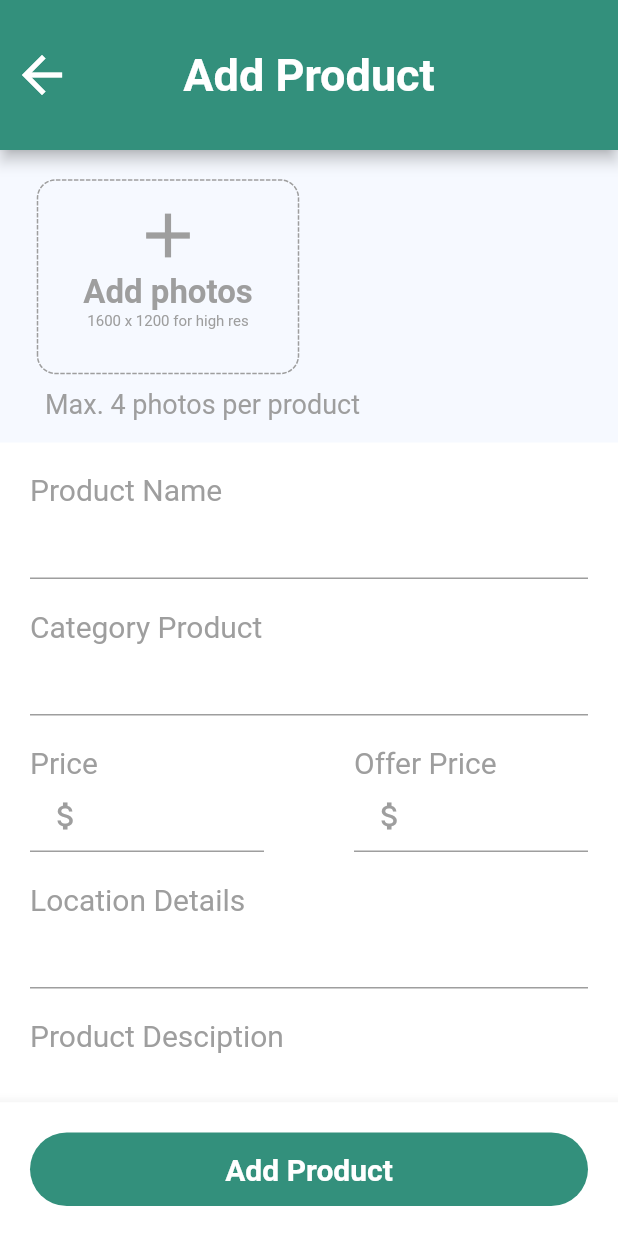
After one commit to zZHuuZz/frontend-shopbee, a Flutter app: the AddProductPage screen opened by its route, on a phone screen of 412 x 824 dp. The commit adds this screen. Run offline on Flutter 3.47's test engine with Material 2 defaults, Android fonts, the phone set to English and light mode, and no system bars; drawn by our look-alikes of dotted_border.

Commit message:
[ADD] AddProductPage

```diff
--- a/lib/main.dart
+++ b/lib/main.dart
@@ -1,5 +1,6 @@
 import 'package:flutter/material.dart';
-//import 'package:shopbee/pages/MainPage.dart';
+import 'package:shopbee/pages/MainPage.dart';
+import 'pages/AddProductPage.dart';
 import 'pages/ForgotPasswordPage.dart';
 import 'pages/LoginPage.dart';
 import 'pages/SignUpPage.dart';
@@ -20,7 +21,8 @@ class MyApp extends StatelessWidget {
         "SignUpPage": (context) => SignUpPage(),
         "ForgotPasswordPage": (context) => ForgotPasswordPage(),
         "TermsAndConditionsPage": (context) => TermsAndConditionsPage(),
-        //"MainPage": (context) => MainPage(),
+        "MainPage": (context) => MainPage(),
+        "AddProductPage": (context) => AddProductPage(),
       },
     );
   }
--- /dev/null
+++ b/lib/pages/AddProductPage.dart
@@ -0,0 +1,539 @@
+import 'package:dotted_border/dotted_border.dart';
+import 'package:flutter/material.dart';
+
+class AddProductPage extends StatefulWidget {
+  @override
+  State<AddProductPage> createState() => _AddProductState();
+}
+
+class _AddProductState extends State<AddProductPage> {
+  final productNameController = TextEditingController();
+  final categoryProductController = TextEditingController();
+  final priceController = TextEditingController();
+  final offerPriceController = TextEditingController();
+  final locationDetailsController = TextEditingController();
+  final productDescriptionController = TextEditingController();
+  final priceTypeController = TextEditingController();
+  final additionalDetailsController = TextEditingController();
+  int photoController = 0;
+
+  @override
+  Widget build(BuildContext context) {
+    return Scaffold(
+      appBar: AppBar(
+        toolbarHeight: 100,
+        backgroundColor: Color(0xFF33907C),
+        title: Text(
+          'Add Product',
+          style: TextStyle(
+            fontWeight: FontWeight.bold,
+            fontSize: 30,
+          ),
+        ),
+        centerTitle: true,
+        leading: IconButton(
+          icon: Icon(
+            Icons.arrow_back,
+            size: 40,
+          ),
+          onPressed: () {
+            Navigator.of(context).pop();
+          },
+        ),
+      ),
+      body: Column(
+        children: [
+          Container(
+            padding: EdgeInsets.symmetric(
+              horizontal: 15,
+              vertical: 15,
+            ),
+            width: MediaQuery.of(context).size.width,
+            color: Color(0xFFF6F9FF),
+            child: Column(
+              children: [
+                Align(
+                  alignment: Alignment.bottomLeft,
+                  child: SingleChildScrollView(
+                    scrollDirection: Axis.horizontal,
+                    child: Row(
+                      children: [
+                        Padding(
+                          padding:
+                              EdgeInsets.symmetric(horizontal: 10, vertical: 5),
+                          child: InkWell(
+                            onTap: () {
+                              setState(() {
+                                if (photoController < 4) photoController++;
+                              });
+                            },
+                            child: DottedBorder(
+                              color: Colors.grey,
+                              borderType: BorderType.RRect,
+                              radius: Radius.circular(12),
+                              padding: EdgeInsets.all(12),
+                              child: ClipRRect(
+                                borderRadius:
+                                    BorderRadius.all(Radius.circular(24)),
+                                child: Container(
+                                  height: 105,
+                                  width: 150,
+                                  child: Column(
+                                    children: [
+                                      Align(
+                                        alignment: Alignment.center,
+                                        child: Icon(
+                                          Icons.add,
+                                          size: 50,
+                                          color: Colors.grey,
+                                        ),
+                                      ),
+                                      Align(
+                                        alignment: Alignment.center,
+                                        child: Text(
+                                          'Add photos',
+                                          style: TextStyle(
+                                            fontWeight: FontWeight.bold,
+                                            fontSize: 22,
+                                            color: Colors.grey,
+                                          ),
+                                        ),
+                                      ),
+                                      Align(
+                                        alignment: Alignment.center,
+                                        child: Text(
+                                          '1600 x 1200 for high res',
+                                          style: TextStyle(
+                                            fontSize: 10,
+                                            color: Colors.grey,
+                                          ),
+                                        ),
+                                      ),
+                                    ],
+                                  ),
+                                ),
+                              ),
+                            ),
+                          ),
+                        ),
+                        for (int i = 0; i < photoController; i++)
+                          Stack(
+                            clipBehavior: Clip.none,
+                            children: [
+                              Container(
+                                padding: EdgeInsets.symmetric(
+                                    horizontal: 10, vertical: 5),
+                                height: 123,
+                                width: 168,
+                                color: Colors.transparent,
+                              ),
+                              Positioned(
+                                bottom: 0,
+                                left: 0,
+                                child: Padding(
+                                  padding: EdgeInsets.symmetric(horizontal: 10),
+                                  child: Container(
+                                    height: 105,
+                                    width: 150,
+                                    decoration: BoxDecoration(
+                                      borderRadius:
+                                          BorderRadius.all(Radius.circular(24)),
+                                      image: DecorationImage(
+                                        image: AssetImage('images/logo.png'),
+                                        fit: BoxFit.fill,
+                                      ),
+                                    ),
+                                  ),
+                                ),
+                              ),
+                              Positioned(
+                                top: 0,
+                                right: 0,
+                                child: Container(
+                                  height: 25,
+                                  width: 25,
+                                  decoration: BoxDecoration(
+                                      color: Color.fromARGB(80, 0, 0, 0),
+                                      shape: BoxShape.circle),
+                                  child: IconButton(
+                                    onPressed: () {
+                                      setState(() {
+                                        if (photoController > 0)
+                                          photoController--;
+                                      });
+                                    },
+                                    icon: const Icon(
+                                      Icons.clear,
+                                      color: Colors.white,
+                                      size: 10,
+                                    ),
+                                  ),
+                                ),
+                              )
+                            ],
+                          ),
+                      ],
+                    ),
+                  ),
+                ),
+                SizedBox(height: 5),
+                Align(
+                  alignment: Alignment.centerLeft,
+                  child: Padding(
+                    padding: EdgeInsets.symmetric(horizontal: 15),
+                    child: Text(
+                      'Max. 4 photos per product',
+                      style: TextStyle(color: Colors.grey, fontSize: 18),
+                    ),
+                  ),
+                ),
+              ],
+            ),
+          ),
+          Expanded(
+            child: SingleChildScrollView(
+              scrollDirection: Axis.vertical,
+              child: Column(
+                children: [
+                  SizedBox(height: 20),
+                  Padding(
+                    padding: EdgeInsets.symmetric(horizontal: 20),
+                    child: Align(
+                      alignment: Alignment.centerLeft,
+                      child: Text(
+                        'Product Name',
+                        style: TextStyle(
+                          color: Colors.grey,
+                          fontSize: 20,
+                        ),
+                      ),
+                    ),
+                  ),
+                  Container(
+                    padding: EdgeInsets.symmetric(horizontal: 20),
+                    child: TextField(
+                      keyboardType: TextInputType.text,
+                      controller: productNameController,
+                      style: TextStyle(
+                        fontSize: 20,
+                      ),
+                      decoration: InputDecoration(
+                        labelStyle: TextStyle(
+                          color: Colors.grey,
+                        ),
+                        enabledBorder: UnderlineInputBorder(
+                          borderSide: BorderSide(color: Colors.grey),
+                        ),
+                        focusedBorder: UnderlineInputBorder(
+                          borderSide: BorderSide(color: Colors.black),
+                        ),
+                      ),
+                    ),
+                  ),
+                  SizedBox(height: 20),
+                  Padding(
+                    padding: EdgeInsets.symmetric(horizontal: 20),
+                    child: Align(
+                      alignment: Alignment.centerLeft,
+                      child: Text(
+                        'Category Product',
+                        style: TextStyle(
+                          color: Colors.grey,
+                          fontSize: 20,
+                        ),
+                      ),
+                    ),
+                  ),
+                  Container(
+                    padding: EdgeInsets.symmetric(horizontal: 20),
+                    child: TextField(
+                      keyboardType: TextInputType.text,
+                      controller: categoryProductController,
+                      style: TextStyle(
+                        fontSize: 20,
+                      ),
+                      decoration: InputDecoration(
+                        labelStyle: TextStyle(
+                          color: Colors.grey,
+                        ),
+                        enabledBorder: UnderlineInputBorder(
+                          borderSide: BorderSide(color: Colors.grey),
+                        ),
+                        focusedBorder: UnderlineInputBorder(
+                          borderSide: BorderSide(color: Colors.black),
+                        ),
+                      ),
+                    ),
+                  ),
+                  Row(
+                    children: [
+                      Expanded(
+                        child: Column(
+                          children: [
+                            SizedBox(height: 20),
+                            Padding(
+                              padding: EdgeInsets.symmetric(horizontal: 20),
+                              child: Align(
+                                alignment: Alignment.centerLeft,
+                                child: Text(
+                                  'Price',
+                                  style: TextStyle(
+                                    color: Colors.grey,
+                                    fontSize: 20,
+                                  ),
+                                ),
+                              ),
+                            ),
+                            Container(
+                              padding: EdgeInsets.symmetric(horizontal: 20),
+                              child: TextField(
+                                keyboardType: TextInputType.text,
+                                controller: priceController,
+                                style: TextStyle(
+                                  fontSize: 20,
+                                ),
+                                decoration: InputDecoration(
+                                  prefixIconColor: Colors.grey,
+                                  prefixIcon: Icon(Icons.attach_money),
+                                  labelStyle: TextStyle(
+                                    color: Colors.grey,
+                                  ),
+                                  enabledBorder: UnderlineInputBorder(
+                                    borderSide: BorderSide(color: Colors.grey),
+                                  ),
+                                  focusedBorder: UnderlineInputBorder(
+                                    borderSide: BorderSide(color: Colors.black),
+                                  ),
+                                ),
+                              ),
+                            ),
+                          ],
+                        ),
+                      ),
+                      SizedBox(width: 20),
+                      Expanded(
+                        child: Column(
+                          children: [
+                            SizedBox(height: 20),
+                            Padding(
+                              padding: EdgeInsets.symmetric(horizontal: 20),
+                              child: Align(
+                                alignment: Alignment.centerLeft,
+                                child: Text(
+                                  'Offer Price',
+                                  style: TextStyle(
+                                    color: Colors.grey,
+                                    fontSize: 20,
+                                  ),
+                                ),
+                              ),
+                            ),
+                            Container(
+                              padding: EdgeInsets.symmetric(horizontal: 20),
+                              child: TextField(
+                                keyboardType: TextInputType.text,
+                                controller: offerPriceController,
+                                style: TextStyle(
+                                  fontSize: 20,
+                                ),
+                                decoration: InputDecoration(
+                                  prefixIconColor: Colors.grey,
+                                  prefixIcon: Icon(Icons.attach_money),
+                                  labelStyle: TextStyle(
+                                    color: Colors.grey,
+                                  ),
+                                  enabledBorder: UnderlineInputBorder(
+                                    borderSide: BorderSide(color: Colors.grey),
+                                  ),
+                                  focusedBorder: UnderlineInputBorder(
+                                    borderSide: BorderSide(color: Colors.black),
+                                  ),
+                                ),
+                              ),
+                            ),
+                          ],
+                        ),
+                      ),
+                    ],
+                  ),
+                  SizedBox(height: 20),
+                  Padding(
+                    padding: EdgeInsets.symmetric(horizontal: 20),
+                    child: Align(
+                      alignment: Alignment.centerLeft,
+                      child: Text(
+                        'Location Details',
+                        style: TextStyle(
+                          color: Colors.grey,
+                          fontSize: 20,
+                        ),
+                      ),
+                    ),
+                  ),
+                  Container(
+                    padding: EdgeInsets.symmetric(horizontal: 20),
+                    child: TextField(
+                      keyboardType: TextInputType.text,
+                      controller: locationDetailsController,
+                      style: TextStyle(
+                        fontSize: 20,
+                      ),
+                      decoration: InputDecoration(
+                        labelStyle: TextStyle(
+                          color: Colors.grey,
+                        ),
+                        enabledBorder: UnderlineInputBorder(
+                          borderSide: BorderSide(color: Colors.grey),
+                        ),
+                        focusedBorder: UnderlineInputBorder(
+                          borderSide: BorderSide(color: Colors.black),
+                        ),
+                      ),
+                    ),
+                  ),
+                  SizedBox(height: 20),
+                  Padding(
+                    padding: EdgeInsets.symmetric(horizontal: 20),
+                    child: Align(
+                      alignment: Alignment.centerLeft,
+                      child: Text(
+                        'Product Desciption',
+                        style: TextStyle(
+                          color: Colors.grey,
+                          fontSize: 20,
+                        ),
+                      ),
+                    ),
+                  ),
+                  Container(
+                    padding: EdgeInsets.symmetric(horizontal: 20),
+                    child: TextFormField(
+                      minLines: 1,
+                      maxLines: 99,
+                      keyboardType: TextInputType.multiline,
+                      controller: productDescriptionController,
+                      style: TextStyle(
+                        fontSize: 20,
+                      ),
+                      decoration: InputDecoration(
+                        labelStyle: TextStyle(
+                          color: Colors.grey,
+                        ),
+                        enabledBorder: UnderlineInputBorder(
+                          borderSide: BorderSide(color: Colors.grey),
+                        ),
+                        focusedBorder: UnderlineInputBorder(
+                          borderSide: BorderSide(color: Colors.black),
+                        ),
+                      ),
+                    ),
+                  ),
+                  SizedBox(height: 20),
+                  Padding(
+                    padding: EdgeInsets.symmetric(horizontal: 20),
+                    child: Align(
+                      alignment: Alignment.centerLeft,
+                      child: Text(
+                        'Price Type',
+                        style: TextStyle(
+                          color: Colors.grey,
+                          fontSize: 20,
+                        ),
+                      ),
+                    ),
+                  ),
+                  Container(
+                    padding: EdgeInsets.symmetric(horizontal: 20),
+                    child: TextField(
+                      keyboardType: TextInputType.text,
+                      controller: priceTypeController,
+                      style: TextStyle(
+                        fontSize: 20,
+                      ),
+                      decoration: InputDecoration(
+                        labelStyle: TextStyle(
+                          color: Colors.grey,
+                        ),
+                        enabledBorder: UnderlineInputBorder(
+                          borderSide: BorderSide(color: Colors.grey),
+                        ),
+                        focusedBorder: UnderlineInputBorder(
+                          borderSide: BorderSide(color: Colors.black),
+                        ),
+                      ),
+                    ),
+                  ),
+                  SizedBox(height: 20),
+                  Padding(
+                    padding: EdgeInsets.symmetric(horizontal: 20),
+                    child: Align(
+                      alignment: Alignment.centerLeft,
+                      child: Text(
+                        'Additional Details',
+                        style: TextStyle(
+                          color: Colors.grey,
+                          fontSize: 20,
+                        ),
+                      ),
+                    ),
+                  ),
+                  Container(
+                    padding: EdgeInsets.symmetric(horizontal: 20),
+                    child: TextField(
+                      keyboardType: TextInputType.text,
+                      controller: additionalDetailsController,
+                      style: TextStyle(
+                        fontSize: 20,
+                      ),
+                      decoration: InputDecoration(
+                        labelStyle: TextStyle(
+                          color: Colors.grey,
+                        ),
+                        enabledBorder: UnderlineInputBorder(
+                          borderSide: BorderSide(color: Colors.grey),
+                        ),
+                        focusedBorder: UnderlineInputBorder(
+                          borderSide: BorderSide(color: Colors.black),
+                        ),
+                      ),
+                    ),
+                  ),
+                ],
+              ),
+            ),
+          ),
+        ],
+      ),
+      bottomNavigationBar: BottomAppBar(
+        color: Colors.white,
+        child: Container(
+          color: Colors.white,
+          child: Padding(
+            padding: EdgeInsets.symmetric(horizontal: 20, vertical: 20),
+            child: InkWell(
+              onTap: () {},
+              child: Container(
+                height: 49,
+                width: 84,
+                decoration: BoxDecoration(
+                  color: Color(0xFF33907C),
+                  borderRadius: BorderRadius.circular(100),
+                ),
+                child: Center(
+                  child: Text(
+                    "Add Product",
+                    style: TextStyle(
+                      color: Colors.white,
+                      fontSize: 20,
+                      fontWeight: FontWeight.bold,
+                    ),
+                  ),
+                ),
+              ),
+            ),
+          ),
+        ),
+      ),
+    );
+  }
+}
--- a/lib/pages/LoginPage.dart
+++ b/lib/pages/LoginPage.dart
@@ -9,16 +9,15 @@ class LoginPage extends StatefulWidget {
 }
 
 class _LoginPageState extends State<LoginPage> {
-  final emailControler = TextEditingController();
+  final emailController = TextEditingController();
   final passController = TextEditingController();
   bool passToggle = true;
 
-  void signin(String email, password) async{
-    if(email == "") {
+  void signin(String email, password) async {
+    if (email == "") {
       print('Email cannot empty !');
       Navigator.pushNamed(context, 'ForgotPasswordPage');
-    }
-    else {
+    } else {
       if (password == "") {
         print('password cannot empty !');
         Navigator.pushNamed(context, 'ForgotPasswordPage');
@@ -47,7 +46,6 @@ class _LoginPageState extends State<LoginPage> {
       } else {
         print('Sign in failed');
       }
-
     } catch (e) {
       print(e.toString());
     }
@@ -90,7 +88,7 @@ class _LoginPageState extends State<LoginPage> {
                 SizedBox(height: 50),
                 TextFormField(
                   keyboardType: TextInputType.text,
-                  controller: emailControler,
+                  controller: emailController,
                   decoration: InputDecoration(
                     labelText: "Email",
                     border: OutlineInputBorder(),
@@ -141,8 +139,8 @@ class _LoginPageState extends State<LoginPage> {
                 SizedBox(height: 50),
                 InkWell(
                   onTap: () {
-                    signin(emailControler.text.toString(), passController.text.toString());
-                    //Main page
+                    signin(emailController.text.toString(),
+                        passController.text.toString());
                   },
                   child: Container(
                     height: 49,
--- /dev/null
+++ b/lib/pages/MainPage.dart
@@ -0,0 +1,29 @@
+import 'package:flutter/material.dart';
+
+class MainPage extends StatefulWidget {
+  @override
+  State<MainPage> createState() => _MainPageState();
+}
+
+class _MainPageState extends State<MainPage> {
+  @override
+  Widget build(BuildContext context) {
+    return Scaffold(
+      backgroundColor: Colors.white,
+      body: Form(
+        child: SingleChildScrollView(
+          scrollDirection: Axis.vertical,
+          child: Column(
+            children: [
+              Image.asset(
+                "images/logo.png",
+                height: 300,
+                width: 300,
+              ),
+            ],
+          ),
+        ),
+      ),
+    );
+  }
+}
--- a/pubspec.yaml
+++ b/pubspec.yaml
@@ -37,6 +37,7 @@ dependencies:
   # Use with the CupertinoIcons class for iOS style icons.
   cupertino_icons: ^1.0.2
   http: ^1.0.0
+  dotted_border: ^2.0.0+3
 
 dev_dependencies:
   flutter_test:
@@ -62,7 +63,7 @@ flutter:
 
   # To add assets to your application, add an assets section, like this:
   assets:
-     - images/logo.png
+     - images/
 
   # An image asset can refer to one or more resolution-specific "variants", see
   # https://flutter.dev/assets-and-images/#resolution-aware
```
Also changed, not shown: pubspec.lock, 1 other file. Lines whose indentation alone changed are shown as unchanged.
